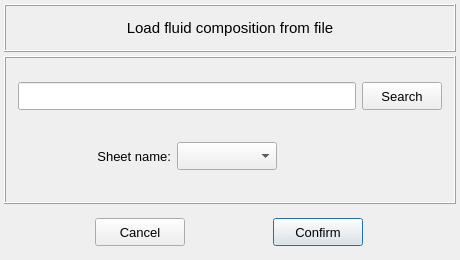
Old version of the form pulse/interface/data/ui_files/model/setup/fluid/load_fluid_composition.ui in the repository open-pulse/OpenPulse.
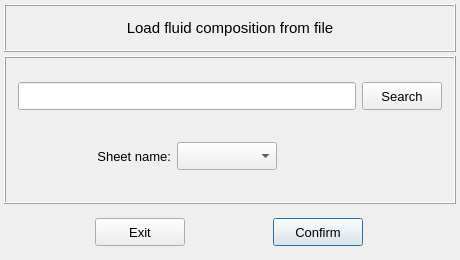
New version of the form.

Commit message: Replace the button text "Cancel" by "Exit"

Patch:
```diff
--- a/pulse/interface/data/ui_files/model/setup/fluid/load_fluid_composition.ui
+++ b/pulse/interface/data/ui_files/model/setup/fluid/load_fluid_composition.ui
@@ -315,7 +315,7 @@
          </font>
         </property>
         <property name="text">
-         <string>Cancel</string>
+         <string>Exit</string>
         </property>
         <property name="autoDefault">
          <bool>false</bool>
```
Left out of the diff: 4 changed lines with no effect on the pictures. The commit also changes 75 other files.
